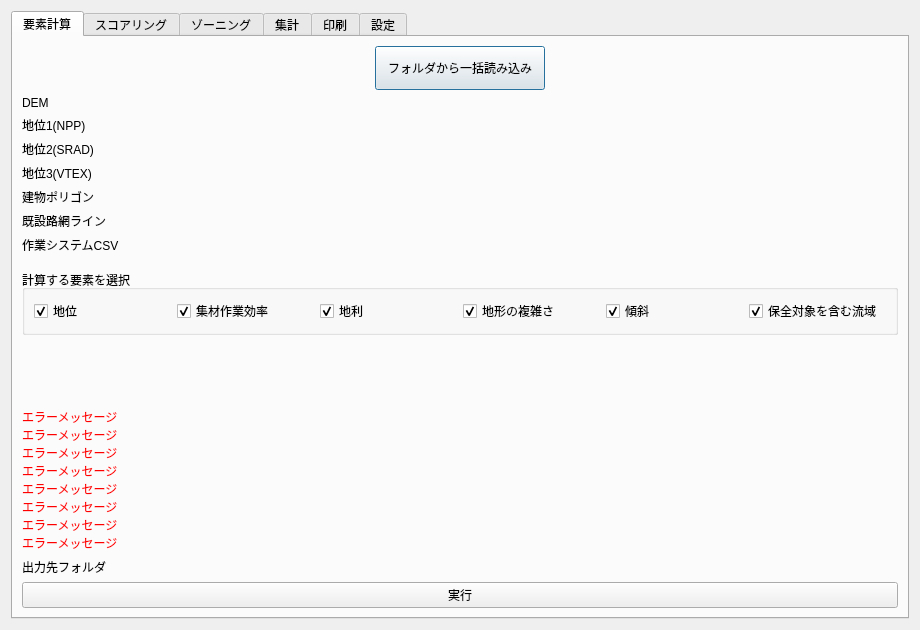
This is forest_zoning_main_dialog.ui in raw-slnc/morizon_next as Qt 5 draws it before an edit. The edited form follows.
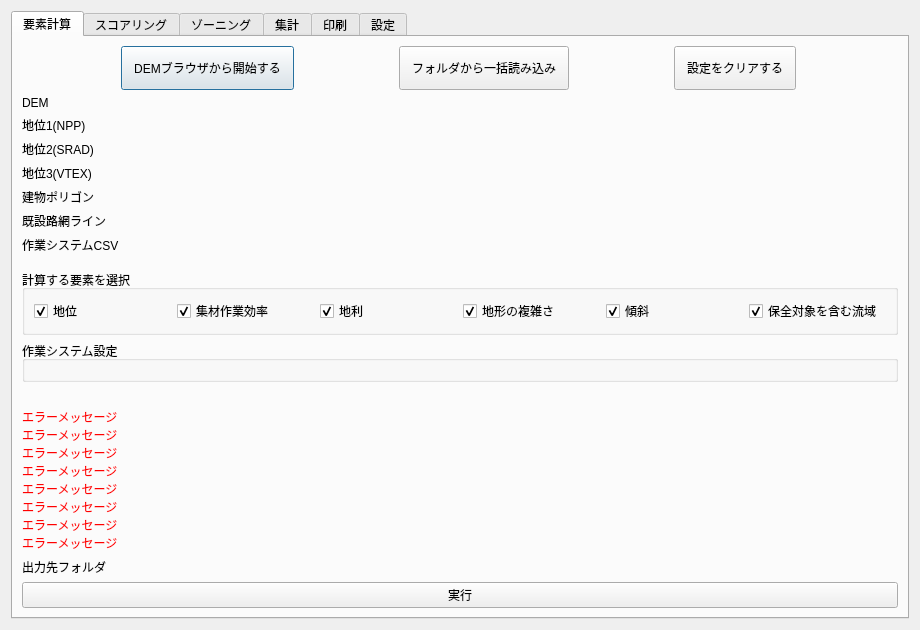
This is the edited form. Icons and pictures are not drawn. Custom widgets are drawn as their Qt base class.

Commit message: Add FGD auto-fetch, DEM browser, cost-CSV editor, and pipeline reliability fixes

```diff
--- a/forest_zoning_main_dialog.ui
+++ b/forest_zoning_main_dialog.ui
@@ -32,6 +32,28 @@
       <layout class="QVBoxLayout" name="verticalLayout_2">
        <item>
         <layout class="QHBoxLayout" name="horizontalLayout">
+         <item>
+          <widget class="QPushButton" name="elementsStartFromDemBrowserPushButton">
+           <property name="sizePolicy">
+            <sizepolicy hsizetype="Fixed" vsizetype="Preferred">
+             <horstretch>0</horstretch>
+             <verstretch>0</verstretch>
+            </sizepolicy>
+           </property>
+           <property name="minimumSize">
+            <size>
+             <width>0</width>
+             <height>0</height>
+            </size>
+           </property>
+           <property name="styleSheet">
+            <string notr="true">padding:12px;</string>
+           </property>
+           <property name="text">
+            <string>DEMブラウザから開始する</string>
+           </property>
+          </widget>
+         </item>
          <item>
           <widget class="QPushButton" name="elementsLoadFromDirPushButton">
            <property name="sizePolicy">
@@ -54,6 +76,28 @@
            </property>
           </widget>
          </item>
+         <item>
+          <widget class="QPushButton" name="elementsClearSettingsPushButton">
+           <property name="sizePolicy">
+            <sizepolicy hsizetype="Fixed" vsizetype="Preferred">
+             <horstretch>0</horstretch>
+             <verstretch>0</verstretch>
+            </sizepolicy>
+           </property>
+           <property name="minimumSize">
+            <size>
+             <width>0</width>
+             <height>0</height>
+            </size>
+           </property>
+           <property name="styleSheet">
+            <string notr="true">padding:12px;</string>
+           </property>
+           <property name="text">
+            <string>設定をクリアする</string>
+           </property>
+          </widget>
+         </item>
         </layout>
        </item>
        <item>
@@ -253,6 +297,14 @@
          </layout>
         </widget>
        </item>
+       <item>
+        <widget class="QGroupBox" name="costCsvGroupBox">
+         <property name="title">
+          <string>作業システム設定</string>
+         </property>
+         <layout class="QVBoxLayout" name="costCsvGroupBoxLayout"/>
+        </widget>
+       </item>
        <item>
         <spacer name="verticalSpacer_6">
          <property name="orientation">
```
Left out of the diff: 70 changed lines with no effect on the pictures. The commit also changes 40 other files.
